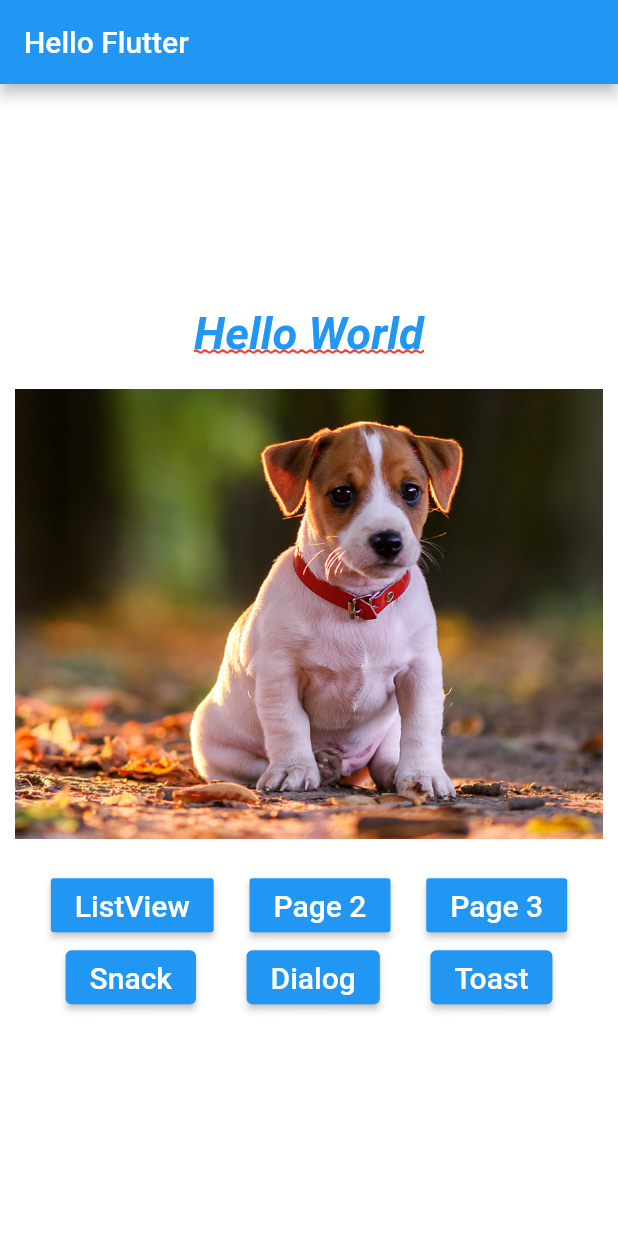
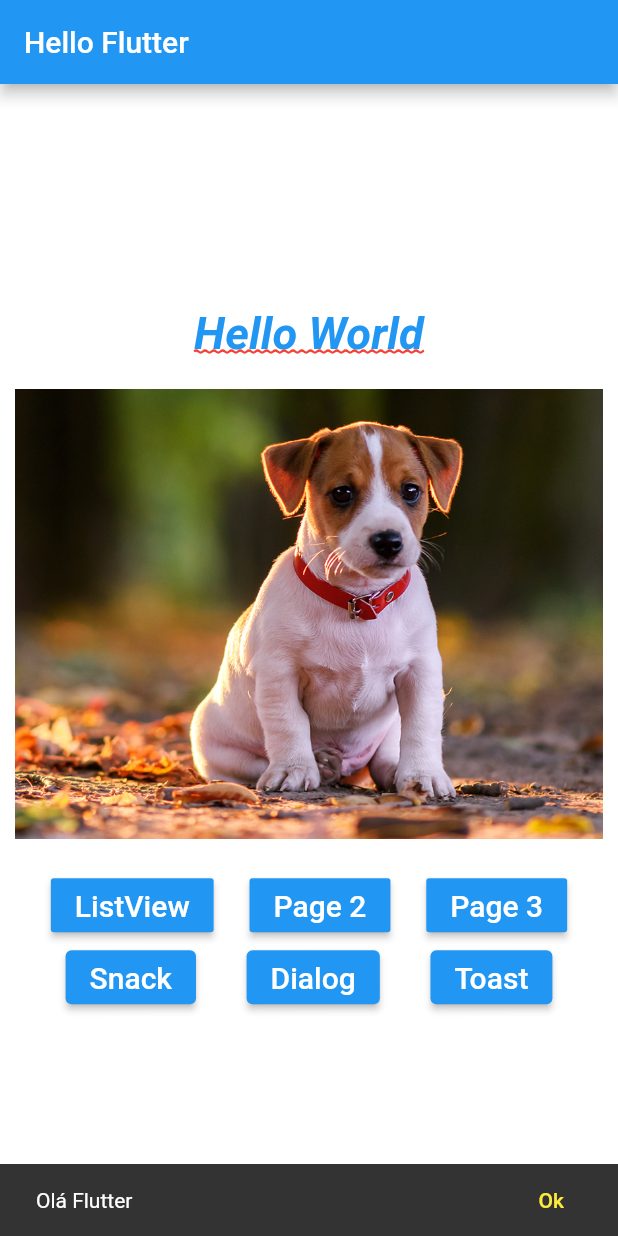
Before and after one commit to Jhow-A/basic-flutter, a Flutter app: the screen it shows after launch, after a tap on "Snack", on a phone screen of 412 x 824 dp. Run offline on Flutter 3.47's test engine with Material 2 defaults, Android fonts, the phone set to English and light mode, and no system bars.

Commit message:
SnackBar

```diff
--- a/lib/home_page.dart
+++ b/lib/home_page.dart
@@ -29,7 +29,7 @@ class HomePage extends StatelessWidget {
         children: <Widget>[
           _text(),
           _pageView(),
-          _buttons(context),
+          _buttons(),
         ],
       ),
     );
@@ -51,7 +51,8 @@ class HomePage extends StatelessWidget {
     );
   }
 
-  _buttons(context) {
+  _buttons() {
+    return Builder(builder: (context) {
       return Column(
         children: <Widget>[
           Row(
@@ -59,22 +60,23 @@ class HomePage extends StatelessWidget {
             children: <Widget>[
               _button("ListView",
                   () => _onClickONavigate(context, const HelloListView())),
-            _button(
-                "Page 2", () => _onClickONavigate(context, const HelloPage2())),
-            _button(
-                "Page 3", () => _onClickONavigate(context, const HelloPage3())),
+              _button("Page 2",
+                  () => _onClickONavigate(context, const HelloPage2())),
+              _button("Page 3",
+                  () => _onClickONavigate(context, const HelloPage3())),
             ],
           ),
           Row(
             mainAxisAlignment: MainAxisAlignment.spaceEvenly,
             children: <Widget>[
-            BlueButton("Snack", onPressed: () => _onClickSnack),
+              BlueButton("Snack", onPressed: () =>_onClickSnack(context)),
               BlueButton("Dialog", onPressed: () => _onClickDialog),
               BlueButton("Toast", onPressed: () => _onClickToast)
             ],
           )
         ],
       );
+    });
   }
 
   _button(String text, onPressed) {
@@ -112,7 +114,21 @@ class HomePage extends StatelessWidget {
     );
   }
 
-  _onClickSnack() {}
+  _onClickSnack(context) {
+    ScaffoldMessenger.of(context).showSnackBar(
+      SnackBar(
+        content: const Text('Olá Flutter'),
+        action: SnackBarAction(
+          textColor: Colors.yellow,
+          label: 'Ok',
+          onPressed: () {
+            print('Ok!');
+          },
+        ),
+      ),
+    );
+  }
+
   _onClickDialog() {}
   _onClickToast() {}
 
```
Lines whose indentation alone changed are shown as unchanged.
